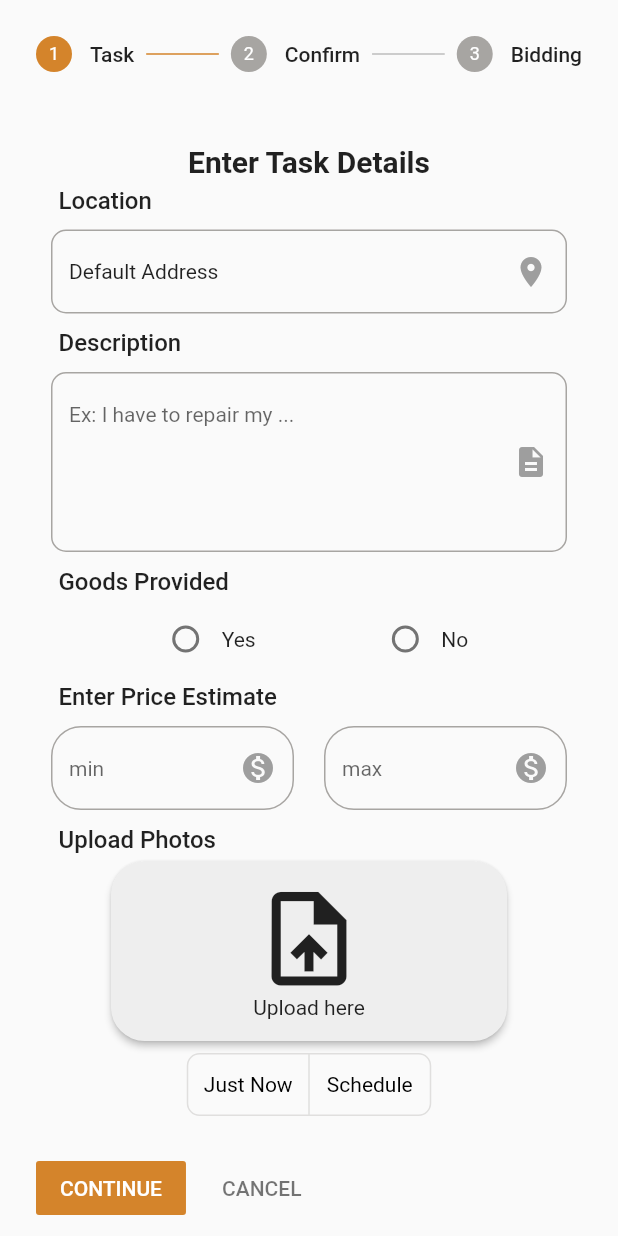
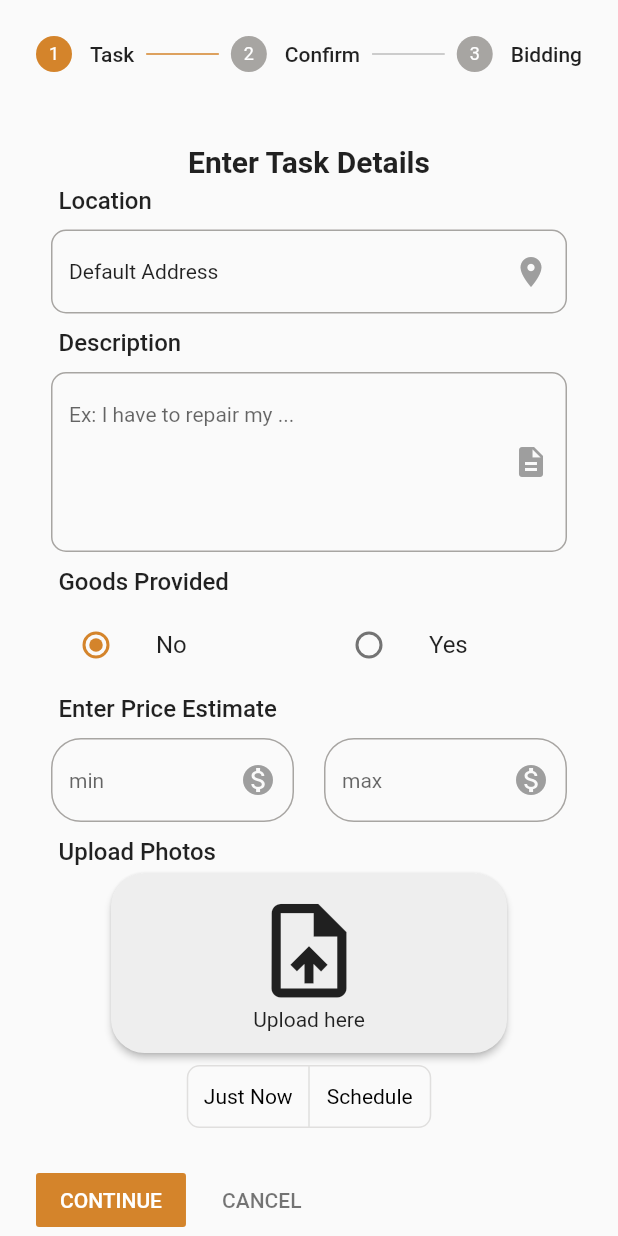
Before and after one commit to malindupasan/HirePro, a Flutter app: the JobRequestScreen screen opened by its route, on a phone screen of 412 x 824 dp. Run offline on Flutter 3.47's test engine with Material 2 defaults, Android fonts, the phone set to English and light mode, and no system bars; our stand-ins replace card_swiper, file_picker, flutter_rating_bar, font_awesome_flutter, google_maps_flutter, image_cropper and 8 more; missing offline and left inert: emailjs, flutter_gif; accounts and stored records are empty.

Commit message:
radio button issue fixed

```diff
--- a/frontend/hire_pro/lib/env.dart
+++ b/frontend/hire_pro/lib/env.dart
@@ -1,4 +1,4 @@
-final url = 'http://10.22.164.59:3000/';
+final url = 'http://192.168.116.137:3000/';
 final login = url + 'login';
 late var sesstionToken;
 late var id;
--- a/frontend/hire_pro/lib/main.dart
+++ b/frontend/hire_pro/lib/main.dart
@@ -3,7 +3,6 @@ import 'package:hire_pro/constants.dart';
 import 'package:hire_pro/screens/addAddressScreen.dart';
 import 'package:hire_pro/screens/biddingScreen.dart';
 import 'package:hire_pro/screens/categoryScreen.dart';
-
 import 'package:hire_pro/screens/editProfile/changePassword.dart';
 import 'package:hire_pro/screens/editProfile/emailcodereqScreen.dart';
 import 'package:hire_pro/screens/emailCodeVerifyScreen.dart';
@@ -46,7 +45,9 @@ class HirePro extends StatelessWidget {
         textTheme: const TextTheme(
           displayLarge: TextStyle(fontSize: 72),
           titleLarge: TextStyle(fontSize: 36),
+
           bodyMedium: TextStyle(fontSize: 14),
+
         ),
         // colorScheme:
         //     ColorScheme.fromSwatch().copyWith(secondary: Color(0xFFD4842B)),
--- a/frontend/hire_pro/lib/screens/job_request/TaskAddScreen.dart
+++ b/frontend/hire_pro/lib/screens/job_request/TaskAddScreen.dart
@@ -1,9 +1,12 @@
 import 'package:flutter/material.dart';
 import 'package:hire_pro/constants.dart';
 import 'package:file_picker/file_picker.dart';
+import 'package:hire_pro/widgets/radioButton.dart';
 import 'package:hire_pro/screens/job_request/jobRequest.dart';
 import 'package:hire_pro/services/timePicker.dart';
 import 'package:hire_pro/services/calander.dart';
+
+enum SingingCharacter { lafayette, jefferson }
 
 class TaskAddScreen extends StatefulWidget {
   const TaskAddScreen({super.key});
@@ -19,6 +22,7 @@ class _TaskAddScreenState extends State<TaskAddScreen> {
     'Yes',
     'No',
   ];
+
   void openFiles() async {
     FilePickerResult? result =
         await FilePicker.platform.pickFiles(allowMultiple: true);
@@ -43,15 +47,6 @@ class _TaskAddScreenState extends State<TaskAddScreen> {
   Widget build(BuildContext context) {
     return SingleChildScrollView(
       child: Column(mainAxisAlignment: MainAxisAlignment.start, children: [
-        // Container(
-        //     margin: EdgeInsets.symmetric(horizontal: 20, vertical: 10),
-        //     alignment: Alignment.centerLeft,
-        //     child: GestureDetector(
-        //       child: Icon(Icons.arrow_back),
-        //       onTap: () {
-        //         Navigator.pop(context);
-        //       },
-        //     )),
         Text(
           'Enter Task Details',
           style: kHeading1,
@@ -73,7 +68,7 @@ class _TaskAddScreenState extends State<TaskAddScreen> {
           'Ex: I have to repair my ...',
         ),
         FormLabel('Goods Provided'),
-        RadioButton(_options, _selectedOption),
+        RadioExample(),
         FormLabel('Enter Price Estimate'),
         Row(
           children: [
@@ -103,28 +98,7 @@ class _TaskAddScreenState extends State<TaskAddScreen> {
     );
   }
 
-  Row RadioButton(List<String> _options, String _selectedOption) {
-    return Row(
-      mainAxisAlignment: MainAxisAlignment.spaceEvenly,
-      children: _options.map((option) {
-        return Row(
-          children: [
-            Radio<String>(
-              value: option,
-              groupValue: _selectedOption,
-              onChanged: (selectedOption) {
-                setState(() {
-                  if (selectedOption != null) _selectedOption = selectedOption;
-                });
-              },
-              activeColor: kMainYellow,
-            ),
-            Text(option),
-          ],
-        );
-      }).toList(),
-    );
-  }
+
 
   Container FileUpload() {
     return Container(
--- a/frontend/hire_pro/lib/services/api.dart
+++ b/frontend/hire_pro/lib/services/api.dart
@@ -79,7 +79,7 @@ class Api {
   return compute(parseAddresses, response.body);
 }
 
-// A function that converts a response body into a List<Photo>.
+// A function that converts a response body into a List<Address>.
 List<Address> parseAddresses(String responseBody) {
   final parsed = jsonDecode(responseBody).cast<Map<String, dynamic>>();
 
--- /dev/null
+++ b/frontend/hire_pro/lib/widgets/radioButton.dart
@@ -0,0 +1,53 @@
+import 'package:flutter/material.dart';
+import 'package:hire_pro/constants.dart';
+
+enum SingingCharacter { Yes, No }
+
+class RadioExample extends StatefulWidget {
+  const RadioExample({Key? key}) : super(key: key);
+
+  @override
+  State<RadioExample> createState() => _RadioExampleState();
+}
+
+class _RadioExampleState extends State<RadioExample> {
+  SingingCharacter? _character = SingingCharacter.No;
+
+  @override
+  Widget build(BuildContext context) {
+    return Row(
+      children: <Widget>[
+        Expanded(
+          child: ListTile(
+            title: const Text('No'),
+            leading: Radio<SingingCharacter>(
+              activeColor: kMainYellow,
+              value: SingingCharacter.No,
+              groupValue: _character,
+              onChanged: (SingingCharacter? value) {
+                setState(() {
+                  _character = value;
+                });
+              },
+            ),
+          ),
+        ),
+        Expanded(
+          child: ListTile(
+            title: const Text('Yes'),
+            leading: Radio<SingingCharacter>(
+              activeColor: kMainYellow,
+              value: SingingCharacter.Yes,
+              groupValue: _character,
+              onChanged: (SingingCharacter? value) {
+                setState(() {
+                  _character = value;
+                });
+              },
+            ),
+          ),
+        ),
+      ],
+    );
+  }
+}
```
Also changed, not shown: 1 other file.
